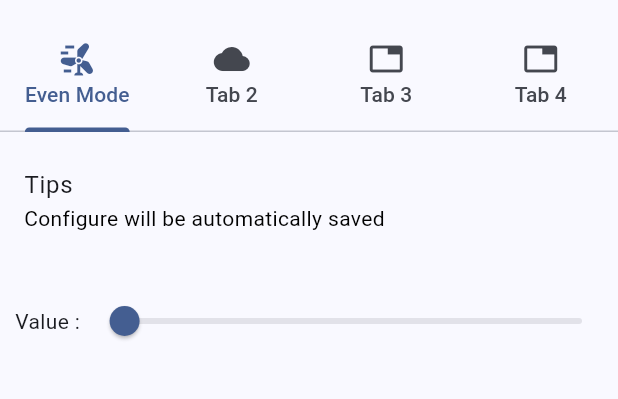
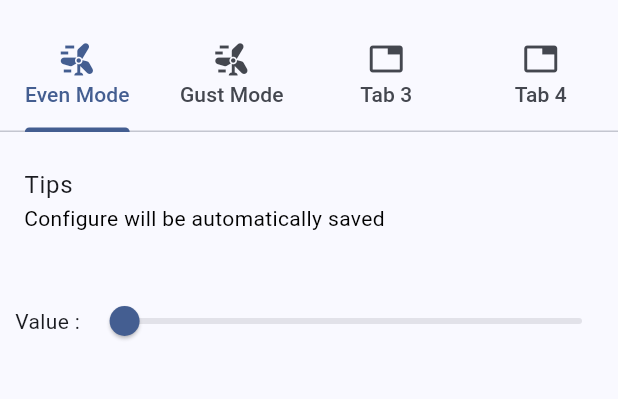
Before and after one commit to zoushitao/smart_wind_tunnel, a Flutter app: the ModeSettingsWidget screen opened directly, on a phone screen of 412 x 824 dp, the part 63-462 px from its top. Run offline on Flutter 3.47's test engine with Material 3 defaults, Android fonts, the phone set to English and light mode, and no system bars; missing offline and left inert: dart:ffi, flutter_libserialport; accounts and stored records are empty.

Commit message:
bug fixed

```diff
--- a/lib/pages/controlpage.dart
+++ b/lib/pages/controlpage.dart
@@ -61,8 +61,10 @@ class _ModeSettingsWidgetState extends State<ModeSettingsWidget> {
                 icon: Icon(Icons.wind_power),
               ),
               Tab(
-                text: 'Tab 2',
-                icon: Icon(Icons.cloud),
+                text: 'Gust Mode',
+                icon: Icon(
+                  Icons.wind_power,
+                ),
               ),
               Tab(
                 text: 'Tab 3',
```
